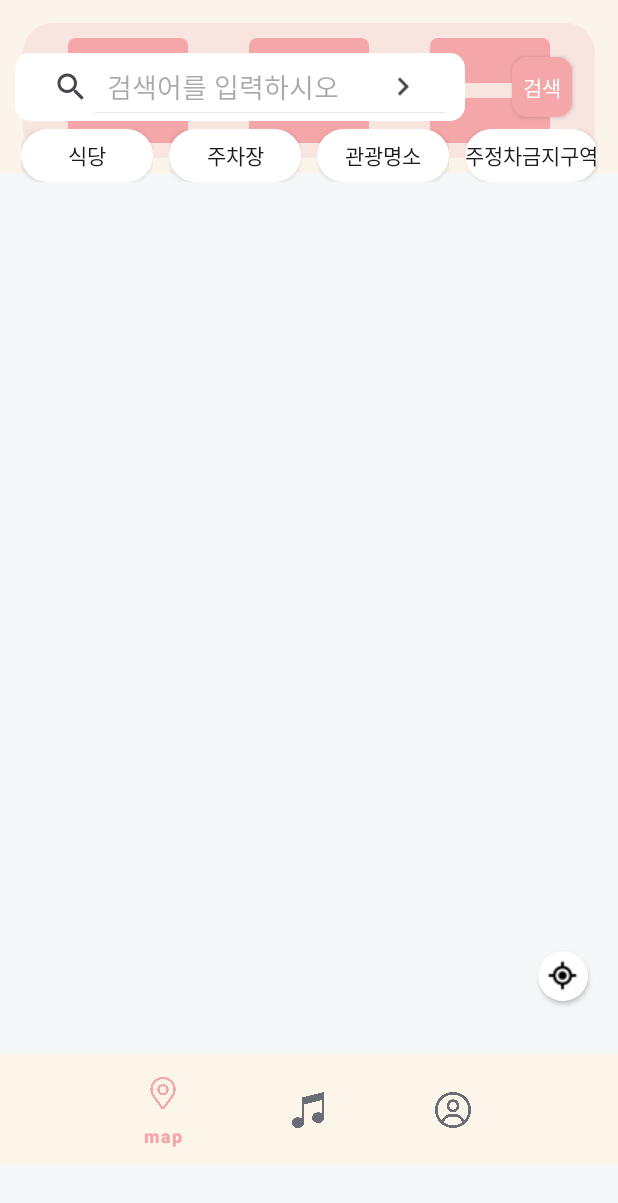
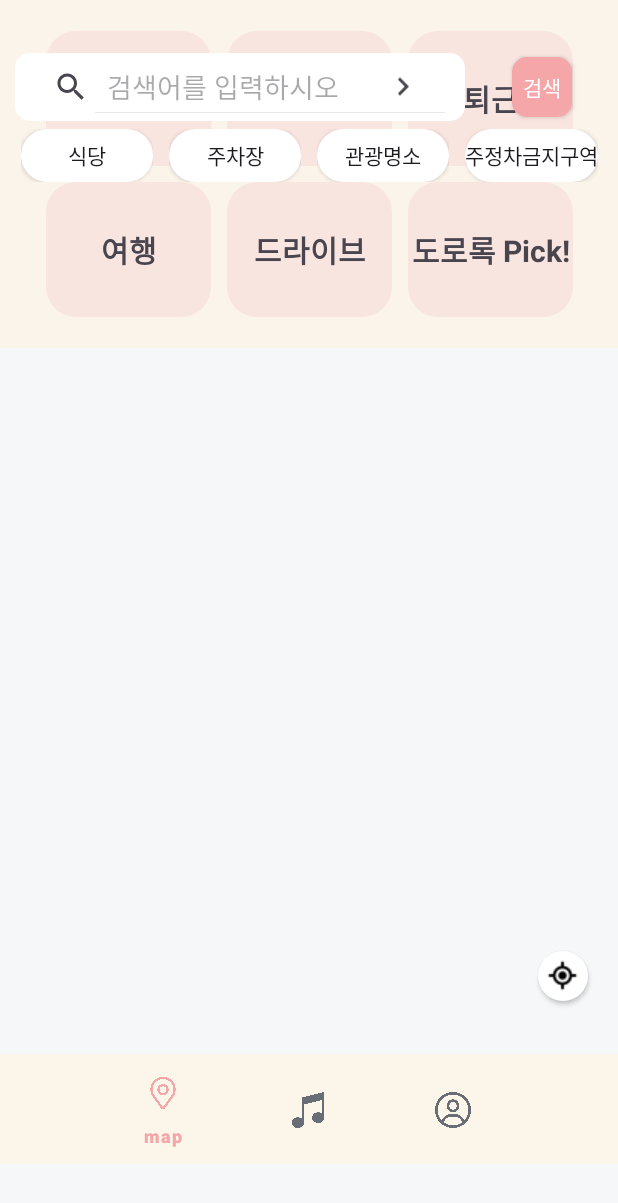
Before and after one commit to KSEB-SmartCar-B/dororok-FE, an Android app: the fragment MusicFragment placed in its activity, on a phone screen of 412 x 824 dp. Shown: the top 1203 px of the screen. Run offline under Robolectric (Android 15) with nearby library versions, the light colour scheme and no system bars; our stand-ins replace Dagger/Hilt's generated code; libraries missing offline, so code that uses them is left out: com.kakaomobility.knsdk; plain views replace KNNaviView, MapView; 2 statements that could not run were skipped.

Commit message:
feat/music

```diff
--- a/app/src/main/java/com/kseb/smart_car/presentation/main/music/MusicFragment.kt
+++ b/app/src/main/java/com/kseb/smart_car/presentation/main/music/MusicFragment.kt
@@ -1,23 +1,23 @@
 package com.kseb.smart_car.presentation.main.music
 
-import android.content.Intent
 import android.os.Bundle
 import android.view.LayoutInflater
 import android.view.View
 import android.view.ViewGroup
 import android.widget.Toast
 import androidx.fragment.app.Fragment
+import androidx.fragment.app.viewModels
+import androidx.recyclerview.widget.GridLayoutManager
 import com.kseb.smart_car.R
 import com.kseb.smart_car.data.service.SpotifyService.connect
 import com.kseb.smart_car.databinding.FragmentMusicBinding
-import com.kseb.smart_car.databinding.FragmentMyBinding
-import com.kseb.smart_car.presentation.join.Join2Fragment
-import com.kseb.smart_car.presentation.main.LocationActivity
 
 class MusicFragment: Fragment() {
     private var _binding: FragmentMusicBinding?= null
     private val binding: FragmentMusicBinding
         get() = requireNotNull(_binding) {"null"}
+
+    private val viewmodel by viewModels<SituationViewModel>()
 
     override fun onCreateView(
         inflater: LayoutInflater,
@@ -30,19 +30,21 @@ class MusicFragment: Fragment() {
     override fun onViewCreated(view: View, savedInstanceState: Bundle?) {
         super.onViewCreated(view, savedInstanceState)
 
-        clickButton()
+        binding.rvSituation.layoutManager = GridLayoutManager(requireContext(), 3)
+
+        val situationAdapter = SituationAdapter { situation -> onItemClicked(situation) }
+        binding.rvSituation.adapter = situationAdapter
+        situationAdapter.getList(viewmodel.makeList())
     }
 
-    private fun clickButton(){
-        with(binding){
-            ibSituIlsang.setOnClickListener{
-                connect(requireContext()) {
-                    if(it){
+    private fun onItemClicked(situation: String) {
+        connect(requireContext()) { isConnected ->
+            if (isConnected) {
                 val transaction = requireActivity().supportFragmentManager.beginTransaction()
                 transaction.replace(R.id.fcv_main, PlayFragment())
                 transaction.addToBackStack(null)
                 transaction.commit()
-                    }else {
+            } else {
                 Toast.makeText(
                     requireContext(),
                     R.string.spotify_error,
@@ -51,8 +53,27 @@ class MusicFragment: Fragment() {
             }
         }
     }
-        }
-    }
+
+//    private fun clickButton(){
+//        with(binding){
+//            rvSituation.setOnClickListener{
+//                connect(requireContext()) {
+//                    if(it){
+//                        val transaction = requireActivity().supportFragmentManager.beginTransaction()
+//                        transaction.replace(R.id.fcv_main, PlayFragment())
+//                        transaction.addToBackStack(null)
+//                        transaction.commit()
+//                    }else {
+//                        Toast.makeText(
+//                            requireContext(),
+//                            R.string.spotify_error,
+//                            Toast.LENGTH_SHORT
+//                        ).show()
+//                    }
+//                }
+//            }
+//        }
+//    }
 
     override fun onDestroyView() {
         super.onDestroyView()
--- /dev/null
+++ b/app/src/main/java/com/kseb/smart_car/presentation/main/music/SituationAdapter.kt
@@ -0,0 +1,44 @@
+package com.kseb.smart_car.presentation.main.music
+
+import android.view.LayoutInflater
+import android.view.ViewGroup
+import androidx.recyclerview.widget.RecyclerView
+import com.kseb.smart_car.databinding.ItemGenreBinding
+import com.kseb.smart_car.databinding.ItemSituationBinding
+
+class SituationAdapter(private val itemClickListener: (String) -> Unit):
+    RecyclerView.Adapter<SituationAdapter.SituationViewHolder>() {
+
+    private val situationList = mutableListOf<String>()
+
+    inner class SituationViewHolder(
+        private val binding: ItemSituationBinding,
+    ) : RecyclerView.ViewHolder(binding.root) {
+
+        fun onBind(situation: String) {
+            binding.tvSituation.text = situation
+
+            binding.ibSituation.setOnClickListener {
+                itemClickListener(situation)
+            }
+        }
+    }
+
+    override fun onCreateViewHolder(parent: ViewGroup, viewType: Int): SituationViewHolder {
+        val binding = ItemSituationBinding.inflate(LayoutInflater.from(parent.context), parent, false)
+        return SituationViewHolder(binding)
+    }
+
+    override fun getItemCount(): Int = situationList.size
+
+    override fun onBindViewHolder(holder: SituationViewHolder, position: Int) {
+        val item = situationList[position]
+        holder.onBind(item)
+    }
+
+    fun getList(list: List<String>) {
+//        situationList.clear()
+        situationList.addAll(list)
+        notifyDataSetChanged()
+    }
+}
--- /dev/null
+++ b/app/src/main/java/com/kseb/smart_car/presentation/main/music/SituationViewModel.kt
@@ -0,0 +1,16 @@
+package com.kseb.smart_car.presentation.main.music
+
+import androidx.lifecycle.ViewModel
+
+class SituationViewModel: ViewModel() {
+    fun makeList():List<String>{
+        return listOf(
+            "일상",
+            "출근",
+            "퇴근",
+            "여행",
+            "드라이브",
+            "도로록 Pick!",
+        )
+    }
+}
--- a/app/src/main/res/layout/fragment_music.xml
+++ b/app/src/main/res/layout/fragment_music.xml
@@ -1,76 +1,21 @@
 <?xml version="1.0" encoding="utf-8"?>
 <androidx.constraintlayout.widget.ConstraintLayout xmlns:android="http://schemas.android.com/apk/res/android"
+    xmlns:tools="http://schemas.android.com/tools"
     android:layout_width="match_parent"
     android:layout_height="wrap_content"
     xmlns:app="http://schemas.android.com/apk/res-auto"
-    android:paddingBottom="10dp"
-    android:background="@color/my_background_yellow">
+    android:background="@color/my_background_yellow"
+    android:padding="15dp">
 
-    <ImageView
-        android:id="@+id/iv_background"
-        android:layout_width="match_parent"
-        android:layout_height="90dp"
-        android:layout_marginTop="15dp"
-        android:layout_marginStart="15dp"
-        android:layout_marginEnd="15dp"
-        android:background="@drawable/my_background"
+    <androidx.recyclerview.widget.RecyclerView
+        android:id="@+id/rv_situation"
+        android:layout_width="wrap_content"
+        android:layout_height="0dp"
+        android:orientation="vertical"
+        app:layoutManager="androidx.recyclerview.widget.GridLayoutManager"
         app:layout_constraintEnd_toEndOf="parent"
         app:layout_constraintStart_toStartOf="parent"
-        app:layout_constraintTop_toTopOf="parent" />
+        app:layout_constraintBottom_toBottomOf="parent"
+        tools:listitem="@layout/item_situation" />
 
-    <ImageButton
-        android:id="@+id/ib_situ_ilsang"
-        android:layout_width="80dp"
-        android:layout_height="30dp"
-        android:background="@drawable/btn_music"
-        android:layout_marginStart="30dp"
-        android:layout_marginTop="10dp"
-        app:layout_constraintStart_toStartOf="@id/iv_background"
-        app:layout_constraintTop_toTopOf="@id/iv_background" />
-
-    <ImageButton
-        android:id="@+id/ib_situ_choolgeun"
-        android:layout_width="80dp"
-        android:layout_height="30dp"
-        android:background="@drawable/btn_music"
-        app:layout_constraintStart_toEndOf="@id/ib_situ_ilsang"
-        app:layout_constraintEnd_toStartOf="@id/ib_situ_taegeun"
-        app:layout_constraintTop_toTopOf="@id/ib_situ_ilsang" />
-
-    <ImageButton
-        android:id="@+id/ib_situ_taegeun"
-        android:layout_width="80dp"
-        android:layout_height="30dp"
-        android:background="@drawable/btn_music"
-        android:layout_marginEnd="30dp"
-        app:layout_constraintEnd_toEndOf="@id/iv_background"
-        app:layout_constraintTop_toTopOf="@id/ib_situ_ilsang" />
-
-    <ImageButton
-        android:id="@+id/ib_situ_trip"
-        android:layout_width="80dp"
-        android:layout_height="30dp"
-        android:background="@drawable/btn_music"
-        android:layout_marginStart="30dp"
-        android:layout_marginBottom="10dp"
-        app:layout_constraintStart_toStartOf="@id/iv_background"
-        app:layout_constraintBottom_toBottomOf="@id/iv_background" />
-
-    <ImageButton
-        android:id="@+id/ib_situ_drive"
-        android:layout_width="80dp"
-        android:layout_height="30dp"
-        android:background="@drawable/btn_music"
-        app:layout_constraintStart_toEndOf="@id/ib_situ_trip"
-        app:layout_constraintEnd_toStartOf="@id/ib_situ_pick"
-        app:layout_constraintBottom_toBottomOf="@id/ib_situ_trip" />
-
-    <ImageButton
-        android:id="@+id/ib_situ_pick"
-        android:layout_width="80dp"
-        android:layout_height="30dp"
-        android:background="@drawable/btn_music"
-        android:layout_marginEnd="30dp"
-        app:layout_constraintEnd_toEndOf="@id/iv_background"
-        app:layout_constraintBottom_toBottomOf="@id/ib_situ_trip" />
 </androidx.constraintlayout.widget.ConstraintLayout>
--- /dev/null
+++ b/app/src/main/res/layout/item_situation.xml
@@ -0,0 +1,31 @@
+<?xml version="1.0" encoding="utf-8"?>
+<androidx.constraintlayout.widget.ConstraintLayout xmlns:android="http://schemas.android.com/apk/res/android"
+    xmlns:tools="http://schemas.android.com/tools"
+    android:layout_width="wrap_content"
+    android:layout_height="wrap_content"
+    android:padding="5dp"
+    xmlns:app="http://schemas.android.com/apk/res-auto" >
+
+    <ImageButton
+        android:id="@+id/ib_situation"
+        android:layout_width="110dp"
+        android:layout_height="90dp"
+        android:background="@drawable/my_background"
+        app:layout_constraintStart_toStartOf="parent"
+        app:layout_constraintEnd_toEndOf="parent"
+        app:layout_constraintTop_toTopOf="parent" />
+
+    <TextView
+        android:id="@+id/tv_situation"
+        android:layout_width="wrap_content"
+        android:layout_height="wrap_content"
+        android:text="상황"
+        android:textSize="20sp"
+        android:textStyle="bold"
+        app:layout_constraintBottom_toBottomOf="@id/ib_situation"
+        app:layout_constraintEnd_toEndOf="@id/ib_situation"
+        app:layout_constraintStart_toStartOf="@id/ib_situation"
+        app:layout_constraintTop_toTopOf="@id/ib_situation" />
+
+
+</androidx.constraintlayout.widget.ConstraintLayout>
```
Lines whose indentation alone changed are shown as unchanged.
